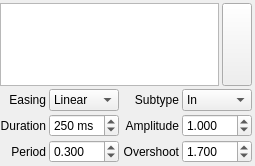
Old version of the form src/plugins/qmldesigner/components/easingpane/easingcontextpane.ui in the repository qt-creator/qt-creator.
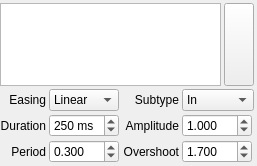
New version of the form.

Commit message: QmlDesigner.EasingPane:  changed the minimum duration

```diff
--- a/src/plugins/qmldesigner/components/easingpane/easingcontextpane.ui
+++ b/src/plugins/qmldesigner/components/easingpane/easingcontextpane.ui
@@ -6,8 +6,8 @@
    <rect>
     <x>0</x>
     <y>0</y>
-    <width>244</width>
-    <height>165</height>
+    <width>257</width>
+    <height>163</height>
    </rect>
   </property>
   <property name="windowTitle">
```
Left out of the diff: 2 changed lines with no effect on the pictures.
